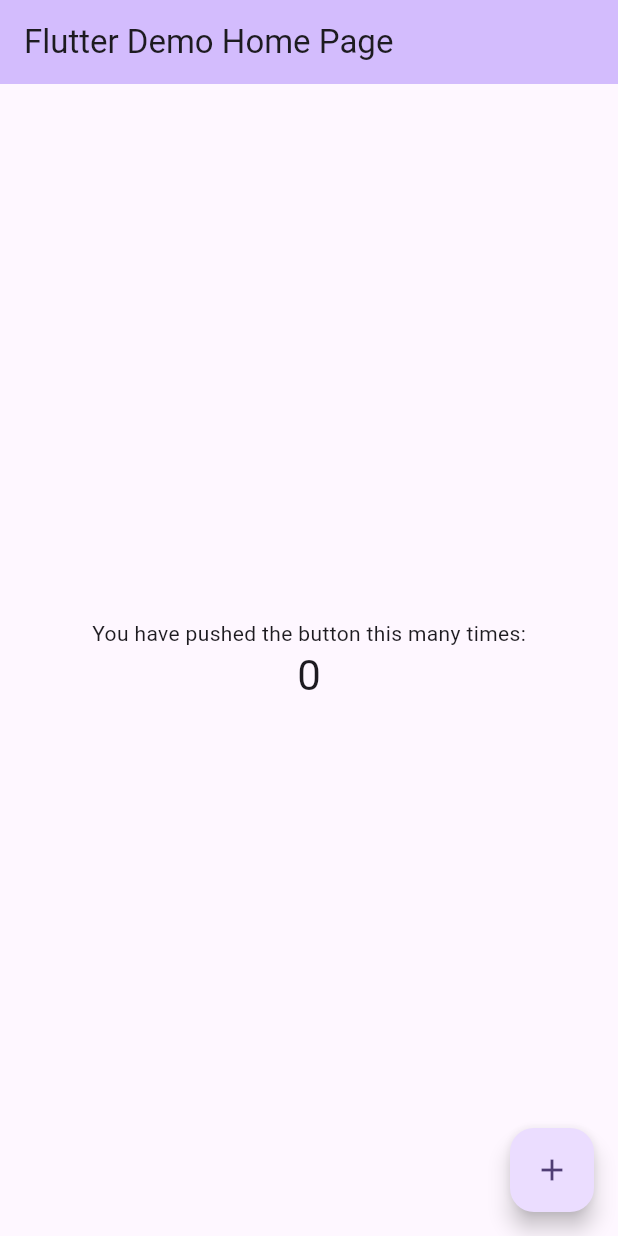
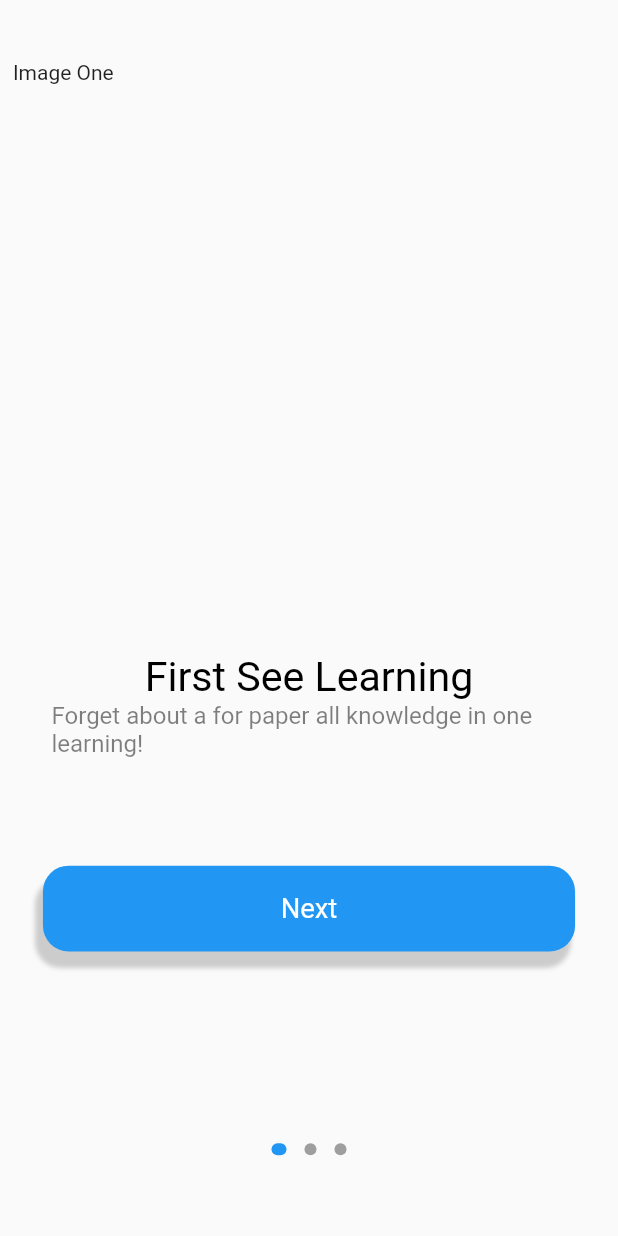
Before and after one commit to stevenjosh011000/online_store_app, a Flutter app: the screen it shows after launch, on a phone screen of 412 x 824 dp. Run offline on Flutter 3.47's test engine with Material 2 defaults, Android fonts, the light colour scheme and no system bars; drawn by our look-alikes of dots_indicator; our stand-ins replace flutter_bloc, flutter_screenutil.

Commit message:
20230512 sechian

```diff
--- /dev/null
+++ b/lib/app_blocs.dart
@@ -0,0 +1,11 @@
+import 'package:flutter_bloc/flutter_bloc.dart';
+import 'package:online_store_app/app_events.dart';
+import 'package:online_store_app/app_states.dart';
+
+class AppBlocs extends Bloc<AppEvents, AppStates> {
+  AppBlocs() : super(InitStates()) {
+    on<Increment>((event, emit) {
+      emit(AppStates(counter: state.counter + 1));
+    });
+  }
+}
--- /dev/null
+++ b/lib/app_events.dart
@@ -0,0 +1,5 @@
+class AppEvents {}
+
+class Increment extends AppEvents {}
+
+class Decrement extends AppEvents {}
--- /dev/null
+++ b/lib/app_states.dart
@@ -0,0 +1,8 @@
+class AppStates {
+  int counter;
+  AppStates({required this.counter});
+}
+
+class InitStates extends AppStates {
+  InitStates() : super(counter: -2);
+}
--- a/lib/main.dart
+++ b/lib/main.dart
@@ -1,4 +1,11 @@
 import 'package:flutter/material.dart';
+import 'package:flutter_bloc/flutter_bloc.dart';
+import 'package:flutter_screenutil/flutter_screenutil.dart';
+import 'package:online_store_app/app_events.dart';
+import 'package:online_store_app/app_states.dart';
+import 'package:online_store_app/pages/welcome/welcome.dart';
+
+import 'app_blocs.dart';
 
 void main() {
   runApp(const MyApp());
@@ -10,113 +17,48 @@ class MyApp extends StatelessWidget {
   // This widget is the root of your application.
   @override
   Widget build(BuildContext context) {
-    return MaterialApp(
-      title: 'Flutter Demo',
-      theme: ThemeData(
-        // This is the theme of your application.
-        //
-        // TRY THIS: Try running your application with "flutter run". You'll see
-        // the application has a blue toolbar. Then, without quitting the app,
-        // try changing the seedColor in the colorScheme below to Colors.green
-        // and then invoke "hot reload" (save your changes or press the "hot
-        // reload" button in a Flutter-supported IDE, or press "r" if you used
-        // the command line to start the app).
-        //
-        // Notice that the counter didn't reset back to zero; the application
-        // state is not lost during the reload. To reset the state, use hot
-        // restart instead.
-        //
-        // This works for code too, not just values: Most code changes can be
-        // tested with just a hot reload.
-        colorScheme: ColorScheme.fromSeed(seedColor: Colors.deepPurple),
-        useMaterial3: true,
+    return BlocProvider(
+      create: (context) => AppBlocs(),
+      child: ScreenUtilInit(
+        builder: (context, child) => const MaterialApp(
+          debugShowCheckedModeBanner: false,
+          home: Welcome(),
         ),
-      home: const MyHomePage(title: 'Flutter Demo Home Page'),
+      ),
     );
   }
 }
 
-class MyHomePage extends StatefulWidget {
-  const MyHomePage({super.key, required this.title});
-
-  // This widget is the home page of your application. It is stateful, meaning
-  // that it has a State object (defined below) that contains fields that affect
-  // how it looks.
-
-  // This class is the configuration for the state. It holds the values (in this
-  // case the title) provided by the parent (in this case the App widget) and
-  // used by the build method of the State. Fields in a Widget subclass are
-  // always marked "final".
-
-  final String title;
-
-  @override
-  State<MyHomePage> createState() => _MyHomePageState();
-}
-
-class _MyHomePageState extends State<MyHomePage> {
-  int _counter = 0;
-
-  void _incrementCounter() {
-    setState(() {
-      // This call to setState tells the Flutter framework that something has
-      // changed in this State, which causes it to rerun the build method below
-      // so that the display can reflect the updated values. If we changed
-      // _counter without calling setState(), then the build method would not be
-      // called again, and so nothing would appear to happen.
-      _counter++;
-    });
-  }
+class MyHomePage extends StatelessWidget {
+  const MyHomePage({super.key});
 
   @override
   Widget build(BuildContext context) {
-    // This method is rerun every time setState is called, for instance as done
-    // by the _incrementCounter method above.
-    //
-    // The Flutter framework has been optimized to make rerunning build methods
-    // fast, so that you can just rebuild anything that needs updating rather
-    // than having to individually change instances of widgets.
     return Scaffold(
       appBar: AppBar(
-        // TRY THIS: Try changing the color here to a specific color (to
-        // Colors.amber, perhaps?) and trigger a hot reload to see the AppBar
-        // change color while the other colors stay the same.
         backgroundColor: Theme.of(context).colorScheme.inversePrimary,
-        // Here we take the value from the MyHomePage object that was created by
-        // the App.build method, and use it to set our appbar title.
-        title: Text(widget.title),
+        title: Text("Flutter Demo Home Page"),
       ),
       body: Center(
         // Center is a layout widget. It takes a single child and positions it
         // in the middle of the parent.
-        child: Column(
-          // Column is also a layout widget. It takes a list of children and
-          // arranges them vertically. By default, it sizes itself to fit its
-          // children horizontally, and tries to be as tall as its parent.
-          //
-          // Column has various properties to control how it sizes itself and
-          // how it positions its children. Here we use mainAxisAlignment to
-          // center the children vertically; the main axis here is the vertical
-          // axis because Columns are vertical (the cross axis would be
-          // horizontal).
-          //
-          // TRY THIS: Invoke "debug painting" (choose the "Toggle Debug Paint"
-          // action in the IDE, or press "p" in the console), to see the
-          // wireframe for each widget.
+        child: BlocBuilder<AppBlocs, AppStates>(builder: (context, state) {
+          return Column(
             mainAxisAlignment: MainAxisAlignment.center,
             children: <Widget>[
               const Text(
                 'You have pushed the button this many times:',
               ),
               Text(
-              '$_counter',
+                BlocProvider.of<AppBlocs>(context).state.counter.toString(),
                 style: Theme.of(context).textTheme.headlineMedium,
               ),
             ],
-        ),
+          );
+        }),
       ),
       floatingActionButton: FloatingActionButton(
-        onPressed: _incrementCounter,
+        onPressed: () => BlocProvider.of<AppBlocs>(context).add(Increment()),
         tooltip: 'Increment',
         child: const Icon(Icons.add),
       ), // This trailing comma makes auto-formatting nicer for build methods.
--- /dev/null
+++ b/lib/pages/welcome/welcome.dart
@@ -0,0 +1,131 @@
+import 'package:dots_indicator/dots_indicator.dart';
+import 'package:flutter/cupertino.dart';
+import 'package:flutter/material.dart';
+import 'package:flutter_screenutil/flutter_screenutil.dart';
+
+class Welcome extends StatefulWidget {
+  const Welcome({super.key});
+
+  @override
+  State<Welcome> createState() => _WelcomeState();
+}
+
+class _WelcomeState extends State<Welcome> {
+  @override
+  Widget build(BuildContext context) {
+    return Container(
+      color: Colors.white,
+      child: Scaffold(
+        body: Container(
+          margin: EdgeInsets.only(top: 34.h),
+          width: 375.w,
+          child: Stack(
+            alignment: Alignment.topCenter,
+            children: [
+              PageView(
+                children: [
+                  _page(
+                      1,
+                      context,
+                      "Next",
+                      "First See Learning",
+                      "Forget about a for paper all knowledge in one learning!",
+                      "assets/images/1.png"),
+                  _page(
+                      2,
+                      context,
+                      "Next",
+                      "Connect with Everyone",
+                      "Always keep in touch with your tutorial & friends! Let's get connected.",
+                      "assets/images/2.png"),
+                  _page(
+                      3,
+                      context,
+                      "Get Started",
+                      "Always Fascinated Learning",
+                      "Anywhere, anytime. The time is at our dicretion so study whenever you want!",
+                      "assets/images/3.png"),
+                ],
+              ),
+              Positioned(
+                  bottom: 40.h,
+                  child: DotsIndicator(
+                    dotsCount: 3,
+                    mainAxisAlignment: MainAxisAlignment.center,
+                    decorator: DotsDecorator(
+                        color: Colors.grey,
+                        activeColor: Colors.blue,
+                        size: const Size.square(8.0),
+                        activeSize: const Size(10.0, 8.0),
+                        activeShape: RoundedRectangleBorder(
+                          borderRadius: BorderRadius.circular(5.0),
+                        )),
+                  ))
+            ],
+          ),
+        ),
+      ),
+    );
+  }
+
+  Widget _page(int index, BuildContext context, String buttonName, String title,
+      String description, String imagePath) {
+    return Column(
+      children: [
+        SizedBox(
+          width: 345.w,
+          height: 345.w,
+          child: const Text("Image One"),
+        ),
+        Container(
+          child: Text(
+            title,
+            style: TextStyle(
+              color: Colors.black,
+              fontSize: 24.sp,
+              fontWeight: FontWeight.normal,
+            ),
+          ),
+        ),
+        Container(
+          width: 375.w,
+          padding: EdgeInsets.only(left: 30.w, right: 30.w),
+          child: Text(
+            description,
+            style: TextStyle(
+              color: Colors.black.withOpacity(0.5),
+              fontSize: 14.sp,
+              fontWeight: FontWeight.normal,
+            ),
+          ),
+        ),
+        Container(
+          margin: EdgeInsets.only(top: 60.h, left: 25.w, right: 25.w),
+          width: 325.w,
+          height: 50.w,
+          decoration: BoxDecoration(
+              color: Colors.blue,
+              borderRadius: BorderRadius.all(Radius.circular(15.w)),
+              boxShadow: [
+                BoxShadow(
+                  color: Colors.grey.withOpacity(0.5),
+                  spreadRadius: 1,
+                  blurRadius: 2,
+                  offset: Offset(-4, 10),
+                )
+              ]),
+          child: Center(
+            child: Text(
+              buttonName,
+              style: TextStyle(
+                color: Colors.white,
+                fontSize: 16.sp,
+                fontWeight: FontWeight.normal,
+              ),
+            ),
+          ),
+        ),
+      ],
+    );
+  }
+}
--- a/pubspec.yaml
+++ b/pubspec.yaml
@@ -35,6 +35,9 @@ dependencies:
   # The following adds the Cupertino Icons font to your application.
   # Use with the CupertinoIcons class for iOS style icons.
   cupertino_icons: ^1.0.2
+  flutter_bloc: ^8.1.2
+  flutter_screenutil:
+  dots_indicator:
 
 dev_dependencies:
   flutter_test:
```
Also changed, not shown: flutter_01.png (added), flutter_02.png (added), lib/pages/welcome/bloc/welcome_blocs.dart (added), lib/pages/welcome/bloc/welcome_events.dart (added), lib/pages/welcome/bloc/welcome_states.dart (added), pubspec.lock. Lines whose indentation alone changed are shown as unchanged.
